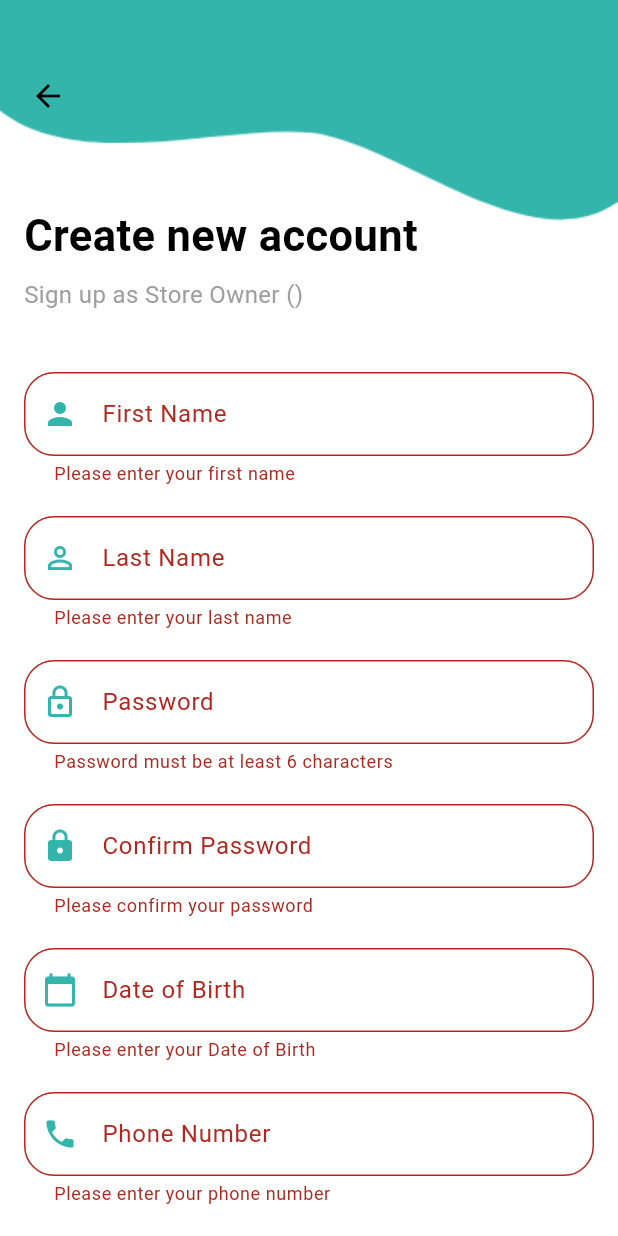
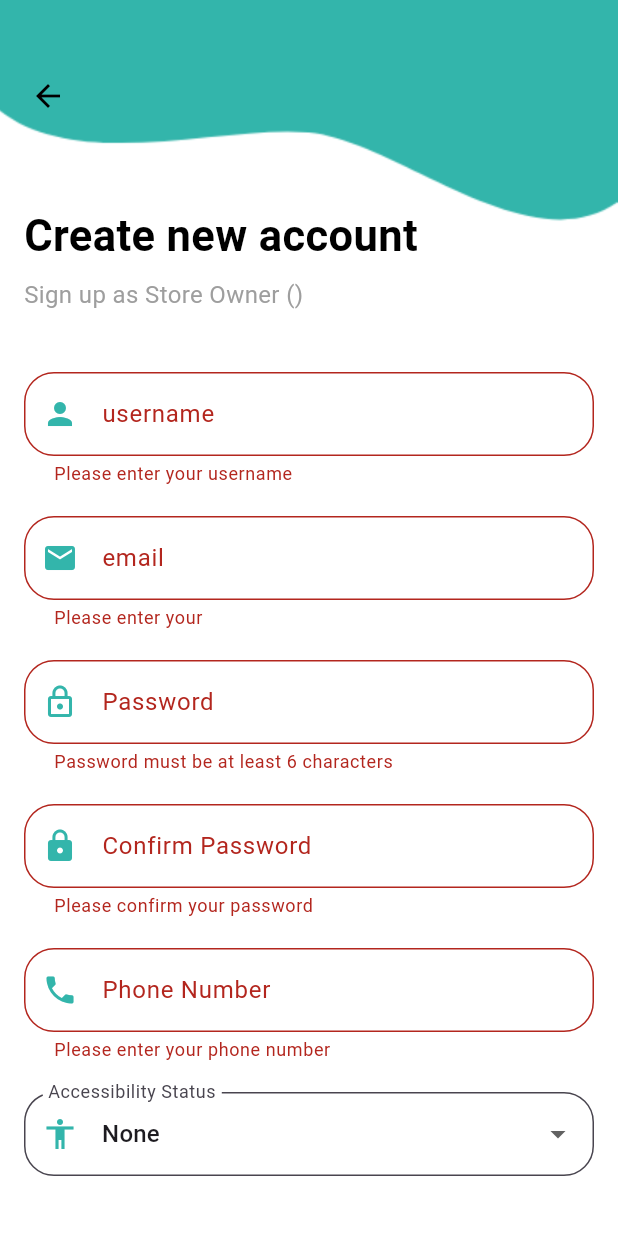
Before and after one commit to DeemaHamoudeh/GP1, a Flutter app: the SignUpStoreOwnerPage screen opened directly with empty values, after a tap on "Submit", on a phone screen of 412 x 824 dp. Run offline on Flutter 3.47's test engine with Material 3 defaults, Android fonts, the phone set to English and light mode, and no system bars; our stand-ins replace shared_preferences; accounts and stored records are empty.

Commit message:
update Signup-StoreOwner

```diff
--- a/lib/views/pages/SignStoreOwner_page.dart
+++ b/lib/views/pages/SignStoreOwner_page.dart
@@ -2,6 +2,7 @@ import 'package:flutter/material.dart';
 import 'package:flutter/services.dart'; // Import for FilteringTextInputFormatter
 import 'package:frontend/constants/colors.dart';
 import 'choosePlan_page.dart';
+import 'package:shared_preferences/shared_preferences.dart';
 
 class SignUpStoreOwnerPage extends StatefulWidget {
   final String role;
@@ -21,10 +22,22 @@ class _SignUpStoreOwnerPageState extends State<SignUpStoreOwnerPage> {
   final _formKey = GlobalKey<FormState>();
   bool isPaidAccount = false;
 
+  String? selectedAccessibility; // Variable to store selected accessibility
+
   @override
   void initState() {
     super.initState();
     isPaidAccount = widget.plan.toLowerCase() == "premium";
+    _loadAccessibilityStatus();
+  }
+
+  // Function to load the accessibility status from shared preferences
+  void _loadAccessibilityStatus() async {
+    SharedPreferences prefs = await SharedPreferences.getInstance();
+    setState(() {
+      selectedAccessibility = prefs.getString('accessibilityStatus') ??
+          'None'; // Default to 'None' if not set
+    });
   }
 
   @override
@@ -94,20 +107,34 @@ class _SignUpStoreOwnerPageState extends State<SignUpStoreOwnerPage> {
                         const SizedBox(height: 20),
                       ],
                     ),
+                    // const SizedBox(height: 20),
+                    // _buildTextField(
+                    //   labelText: "First Name",
+                    //   icon: Icons.person,
+                    //   validator: (value) => value!.isEmpty
+                    //       ? "Please enter your first name"
+                    //       : null,
+                    // ),
+                    // const SizedBox(height: 20),
+                    // _buildTextField(
+                    //   labelText: "Last Name",
+                    //   icon: Icons.person_outline,
+                    //   validator: (value) =>
+                    //       value!.isEmpty ? "Please enter your last name" : null,
+                    // ),
                     const SizedBox(height: 20),
                     _buildTextField(
-                      labelText: "First Name",
+                      labelText: "username",
                       icon: Icons.person,
-                      validator: (value) => value!.isEmpty
-                          ? "Please enter your first name"
-                          : null,
+                      validator: (value) =>
+                          value!.isEmpty ? "Please enter your username" : null,
                     ),
                     const SizedBox(height: 20),
                     _buildTextField(
-                      labelText: "Last Name",
-                      icon: Icons.person_outline,
+                      labelText: "email",
+                      icon: Icons.email,
                       validator: (value) =>
-                          value!.isEmpty ? "Please enter your last name" : null,
+                          value!.isEmpty ? "Please enter your " : null,
                     ),
                     const SizedBox(height: 20),
                     _buildTextField(
@@ -127,18 +154,18 @@ class _SignUpStoreOwnerPageState extends State<SignUpStoreOwnerPage> {
                           ? "Please confirm your password"
                           : null,
                     ),
-                    const SizedBox(height: 20),
-                    _buildTextField(
-                      labelText: "Date of Birth",
-                      icon: Icons.calendar_today,
-                      keyboardType: TextInputType.datetime,
-                      inputFormatters: [
-                        FilteringTextInputFormatter.allow(RegExp(r'[0-9/.-]')),
-                      ],
-                      validator: (value) => value!.isEmpty
-                          ? "Please enter your Date of Birth"
-                          : null,
-                    ),
+                    // const SizedBox(height: 20),
+                    // _buildTextField(
+                    //   labelText: "Date of Birth",
+                    //   icon: Icons.calendar_today,
+                    //   keyboardType: TextInputType.datetime,
+                    //   inputFormatters: [
+                    //     FilteringTextInputFormatter.allow(RegExp(r'[0-9/.-]')),
+                    //   ],
+                    //   validator: (value) => value!.isEmpty
+                    //       ? "Please enter your Date of Birth"
+                    //       : null,
+                    // ),
                     const SizedBox(height: 20),
                     _buildTextField(
                       labelText: "Phone Number",
@@ -151,6 +178,53 @@ class _SignUpStoreOwnerPageState extends State<SignUpStoreOwnerPage> {
                           ? "Please enter your phone number"
                           : null,
                     ),
+                    const SizedBox(height: 20),
+                    // Accessibility Dropdown
+                    DropdownButtonFormField<String>(
+                      decoration: InputDecoration(
+                        labelText: 'Accessibility Status',
+                        filled: true,
+                        fillColor: Colors.white,
+                        border: OutlineInputBorder(
+                          borderRadius: BorderRadius.circular(20),
+                        ),
+                        prefixIcon: Icon(
+                          Icons.accessibility,
+                          color: AppColors.basicBackgroundColor,
+                          size: 24,
+                        ),
+                      ),
+                      value: selectedAccessibility,
+                      items: [
+                        'Colorblind',
+                        'Blind',
+                        'Low Vision',
+                        'Elderly',
+                        'None',
+                      ].map((String accessibility) {
+                        return DropdownMenuItem<String>(
+                          value: accessibility,
+                          child: Text(accessibility),
+                        );
+                      }).toList(),
+                      onChanged: (value) {
+                        setState(() {
+                          selectedAccessibility = value;
+                          // Save the selected value to SharedPreferences
+                          SharedPreferences.getInstance().then((prefs) {
+                            prefs.setString(
+                                'accessibilityStatus', value ?? 'None');
+                          });
+                        });
+                      },
+                      validator: (value) {
+                        if (value == null || value.isEmpty) {
+                          return 'Please select your accessibility status';
+                        }
+                        return null;
+                      },
+                    ),
+
                     const SizedBox(height: 40),
                     Center(
                       child: ElevatedButton(
--- a/lib/views/pages/login_page.dart
+++ b/lib/views/pages/login_page.dart
@@ -62,7 +62,7 @@ class LoginPage extends StatelessWidget {
                             child: TextField(
                               style: const TextStyle(color: Colors.black),
                               decoration: InputDecoration(
-                                labelText: "Username",
+                                labelText: "Username or Email",
                                 labelStyle:
                                     const TextStyle(color: Colors.black54),
                                 contentPadding: const EdgeInsets.symmetric(
```
